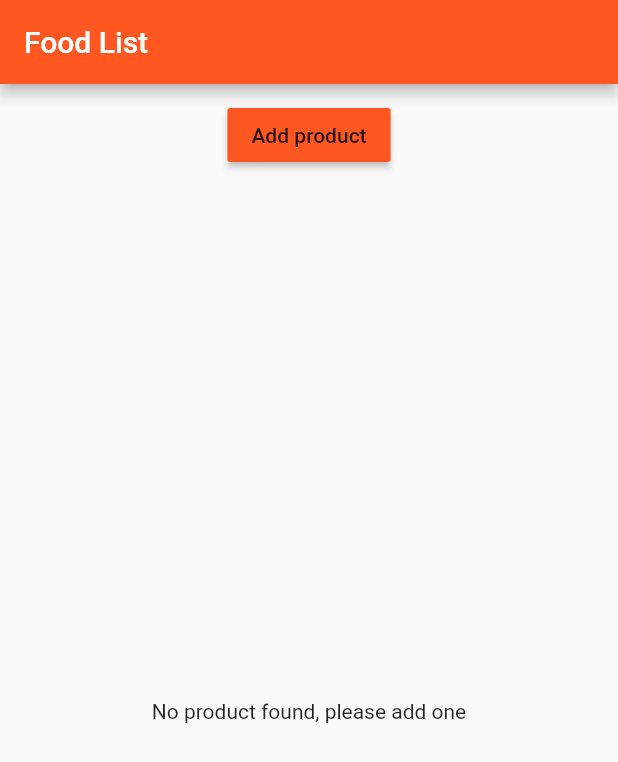
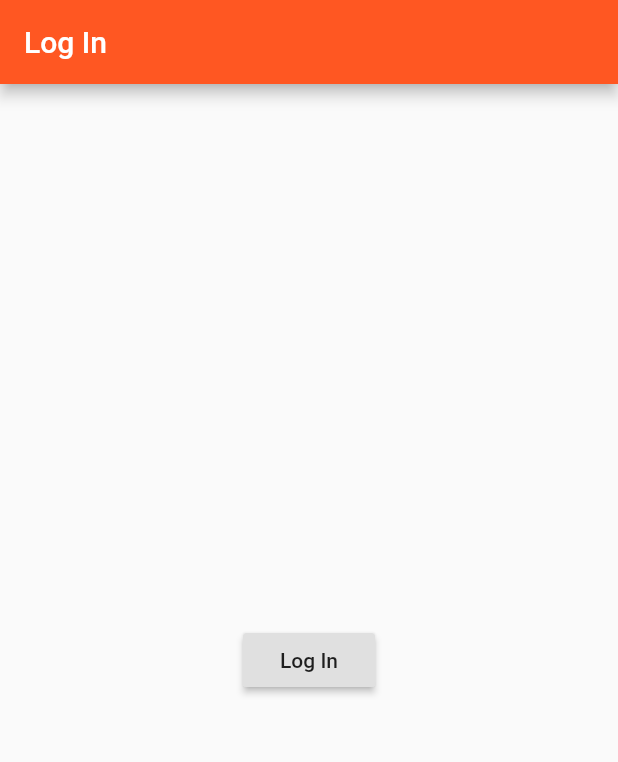
Before and after one commit to ofu997/flutter1, a Flutter app: the screen it shows after launch, on a phone screen of 412 x 824 dp. Shown: the top 762 px of the screen. Run offline on Flutter 3.47's test engine with Material 2 defaults, Android fonts, the phone set to English and light mode, and no system bars.

Commit message:
add an Auth placeholder starting page, rename some pages

```diff
--- a/lib/main.dart
+++ b/lib/main.dart
@@ -1,7 +1,7 @@
 import 'package:flutter/material.dart';
 // import './product_manager.dart';
-import './pages/home.dart';
-
+// import './pages/home.dart';
+import './pages/auth.dart';
 //renders, mounts widgets. we need to attach widgets (building blocks, UI components)
 void main() => runApp(MyApp());
 
@@ -17,7 +17,7 @@ class MyApp extends StatelessWidget {
         primarySwatch: Colors.deepOrange,
         accentColor: Colors.deepPurple
       ),
-      home: HomePage()
+      home: AuthPage()
     );
   }
   // functions here are methods, of course
--- /dev/null
+++ b/lib/pages/auth.dart
@@ -0,0 +1,26 @@
+import 'package:flutter/material.dart';
+import './products.dart';
+
+class AuthPage extends StatelessWidget {
+  @override
+  Widget build(BuildContext context) {
+    return Scaffold(
+        appBar: AppBar(
+          title: Text('Log In'),
+        ),
+        body: Center(
+          child: RaisedButton(
+              child: Text('Log In'),
+              onPressed: () {
+                Navigator.pushReplacement(
+                  context,
+                  MaterialPageRoute(
+                      builder: (BuildContext context) => ProductsPage()
+                  ),
+                );
+              }
+          ),
+        )
+    );
+  }
+}
--- a/lib/pages/product.dart
+++ b/lib/pages/product.dart
@@ -32,7 +32,7 @@ class ProductPage extends StatelessWidget {
               Container(
                   padding: EdgeInsets.all(10.0),
                   child: RaisedButton(
-                    color: Theme.of(context).accentColor,
+                    color: Theme.of(context).primaryColor,
                     child: Text('Delete'),
                     onPressed: () {
                       Navigator.pop(context, true);
--- a/lib/pages/home.dart
+++ b/lib/pages/products.dart
@@ -1,7 +1,7 @@
 import 'package:flutter/material.dart';
 import '../product_manager.dart';
 
-class HomePage extends StatelessWidget{
+class ProductsPage extends StatelessWidget{
   @override
   Widget build(BuildContext context) {
     // TODO: implement build
```
